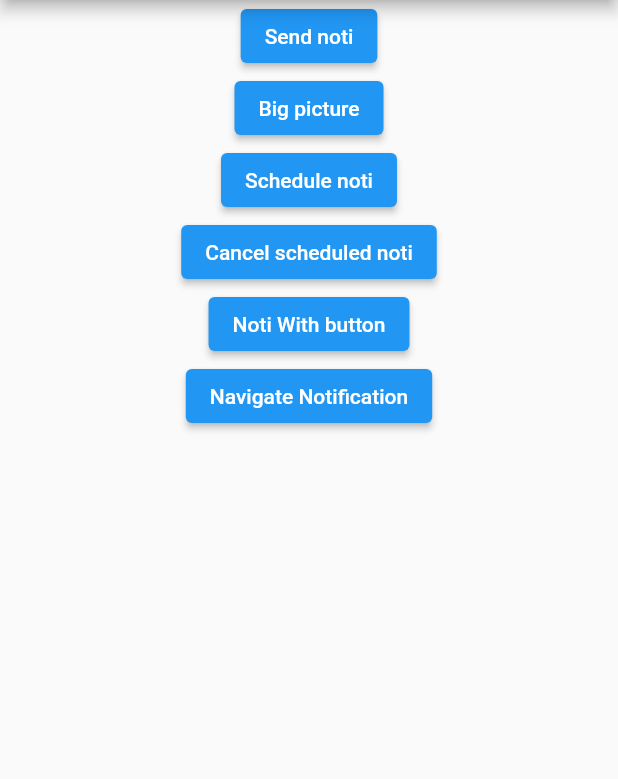
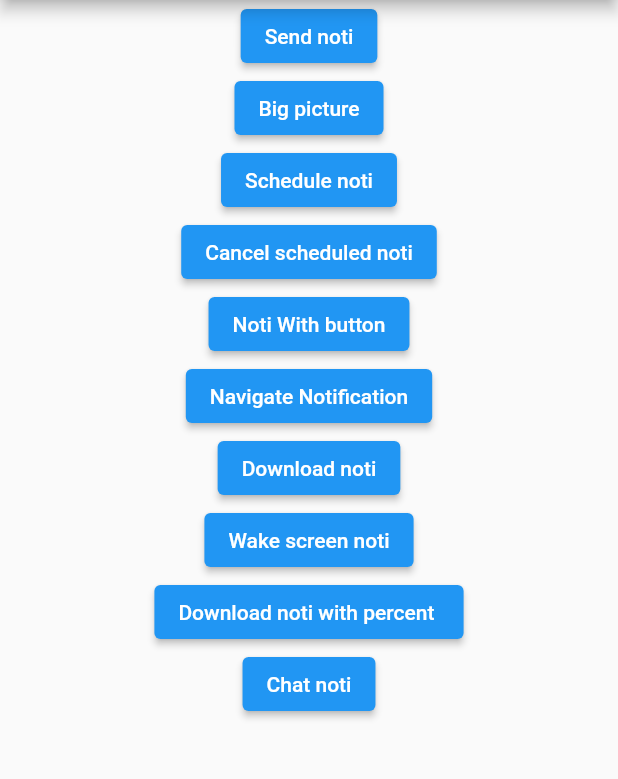
Before and after one commit to kishanSindhi/notifican_cource, a Flutter app: the screen it shows after launch, on a phone screen of 412 x 824 dp, the part 84-863 px from its top. Run offline on Flutter 3.47's test engine with Material 2 defaults, Android fonts, the light colour scheme and no system bars; our stand-ins replace awesome_notifications.

Commit message:
-> added permission of WAKE_LOCK in manifest.xml -> created file named key utils -> changed all the static keys -> created progress notifications -> created chat notification with reply

```diff
--- a/lib/services/notification_service.dart
+++ b/lib/services/notification_service.dart
@@ -5,7 +5,9 @@ import 'package:flutter/cupertino.dart';
 import 'package:flutter/foundation.dart';
 import 'package:flutter/material.dart';
 import 'package:notifican_cource/main.dart';
+import 'package:notifican_cource/view/home.dart';
 import 'package:notifican_cource/view/temp_screen.dart';
+import 'package:notifican_cource/utils/key_consts.dart';
 
 class NotificationService extends ChangeNotifier {
   /// This will make only one instance of this class :) and ALSO known as singleton class.
@@ -28,7 +30,7 @@ class NotificationService extends ChangeNotifier {
       null,
       [
         NotificationChannel(
-          channelKey: 'key',
+          channelKey: KeyConstants.key,
           channelName: 'Channel 1',
           channelDescription: 'For basic test',
           importance: NotificationImportance.Max,
@@ -39,16 +41,29 @@ class NotificationService extends ChangeNotifier {
           defaultColor: Colors.red,
           channelShowBadge: true,
           playSound: true,
-          icon:
-              'resource://drawable/res_leaf', // here resource:// says that it is in res folder and add res_ infront of name so that icon do not get shrink.
-          soundSource: 'resource://raw/cat', // only m4a file allowed
+          icon: KeyConstants
+              .iconPath, // here resource:// says that it is in res folder and add res_ infront of name so that icon do not get shrink.
+          soundSource:
+              KeyConstants.notificationSoundPath, // only m4a file allowed
+        ),
+        NotificationChannel(
+          channelKey: KeyConstants.chatChannelKey,
+          channelGroupKey: KeyConstants.chatGroupKey,
+          channelName: KeyConstants.chatChannelName,
+          channelDescription: 'Your chat notification will be displayed here',
+          channelShowBadge: true,
+          importance: NotificationImportance.Max,
+          icon: KeyConstants
+              .iconPath, // here resource:// says that it is in res folder and add res_ infront of name so that icon do not get shrink.
+          soundSource:
+              KeyConstants.notificationSoundPath, // only m4a file allowed
         ),
       ],
       debug: kDebugMode,
     );
   }
 
-  void requiestNotiPermission() async {
+  void requestNotiPermission() async {
     _noti.isNotificationAllowed().then((value) {
       if (!value) {
         _noti.requestPermissionToSendNotifications();
@@ -78,6 +93,8 @@ class NotificationService extends ChangeNotifier {
   Future<void> _onActionReceivedMethod(ReceivedAction receivedAction) async {
     debugPrint(receivedAction.toString());
     navigatorHelper(receivedAction); //  this will navigate to temp screen
+    debugPrint('recived action -> ${receivedAction.buttonKeyInput}');
+    sendReplyNotification(receivedAction);
   }
 
   Future<void> _onDismissActionReceivedMethod(
@@ -97,7 +114,8 @@ class NotificationService extends ChangeNotifier {
 }
 
 void navigatorHelper(ReceivedAction action) {
-  if (action.payload != null && action.payload!['screen_name'] != null) {
+  if (action.payload != null &&
+      action.payload![KeyConstants.screenName] != null) {
     MyApp.navigatorKey.currentState!.push(
       CupertinoPageRoute(
         builder: (context) => TempScreen(),
@@ -105,3 +123,19 @@ void navigatorHelper(ReceivedAction action) {
     );
   }
 }
+
+void sendReplyNotification(ReceivedAction receivedAction) {
+  if (receivedAction.channelKey == KeyConstants.chatChannelKey) {
+    if (receivedAction.buttonKeyPressed == KeyConstants.reply) {
+      localNoti.createChatNotification(
+        channelKey: receivedAction.channelKey!,
+        chatName: receivedAction.summary!,
+        groupKey: receivedAction.groupKey!,
+        image:
+            'https://pbs.twimg.com/profile_images/1485050791488483328/UNJ05AV8_400x400.jpg',
+        message: receivedAction.buttonKeyInput,
+        userName: 'You',
+      );
+    }
+  }
+}
--- /dev/null
+++ b/lib/utils/key_consts.dart
@@ -0,0 +1,14 @@
+class KeyConstants {
+  static const String chatChannelKey = 'chat_key';
+  static const String chatGroupKey = 'group_chat';
+  static const String chatChannelName = 'chat';
+  static const String iconPath = 'resource://drawable/res_leaf';
+  static const String notificationSoundPath = 'resource://raw/cat';
+  static const String reply = 'reply';
+  static const String read = 'read';
+  static const String increment = 'increment';
+  static const String key = 'key';
+  static const String screenName = 'screen_name';
+  static const String tempScreen = 'temp_screen';
+  static const String cancel = 'cancel';
+}
--- a/lib/view/home.dart
+++ b/lib/view/home.dart
@@ -4,6 +4,9 @@ import 'package:flutter/material.dart';
 
 import '../services/local_notification.dart';
 import '../services/notification_service.dart';
+import '../utils/key_consts.dart';
+
+final localNoti = LocalNotiService();
 
 class MyHomePage extends StatefulWidget {
   const MyHomePage({super.key, required this.title});
@@ -16,11 +19,10 @@ class MyHomePage extends StatefulWidget {
 
 class _MyHomePageState extends State<MyHomePage> {
   final noti = NotificationService();
-  final localNoti = LocalNotiService();
 
   @override
   void initState() {
-    noti.requiestNotiPermission();
+    noti.requestNotiPermission();
     noti.initNotiFicationEventListeners();
     scheduleMicrotask(() {
       // schedule micro task means delay of i guess 0.5 sec
@@ -64,6 +66,33 @@ class _MyHomePageState extends State<MyHomePage> {
                 onPressed: localNoti.createNotificationWithPayLoad,
                 child: const Text('Navigate Notification'),
               ),
+              ElevatedButton(
+                onPressed: localNoti.createProgressBarNotification,
+                child: const Text('Download noti'),
+              ),
+              ElevatedButton(
+                onPressed: localNoti.createNotiWhichWakeScreen,
+                child: const Text('Wake screen noti'),
+              ),
+              ElevatedButton(
+                onPressed: localNoti.createProgressNotificationWithPercent,
+                child: const Text('Download noti with percent '),
+              ),
+              ElevatedButton(
+                onPressed: () {
+                  localNoti.createChatNotification(
+                    image:
+                        'https://newprofilepic2.photo-cdn.net//assets/images/article/profile.jpg',
+                    channelKey: KeyConstants.chatChannelKey,
+                    chatName: 'Jane grp',
+                    groupKey: 'john1',
+                    userName: 'Jane',
+                    message: 'Hey how are you?',
+                    // image: 'asset://asset/path to image'
+                  );
+                },
+                child: const Text('Chat noti'),
+              ),
             ],
           ),
         ),
```
Also changed, not shown: lib/services/local_notification.dart (+123 -11 lines), 1 other file.
